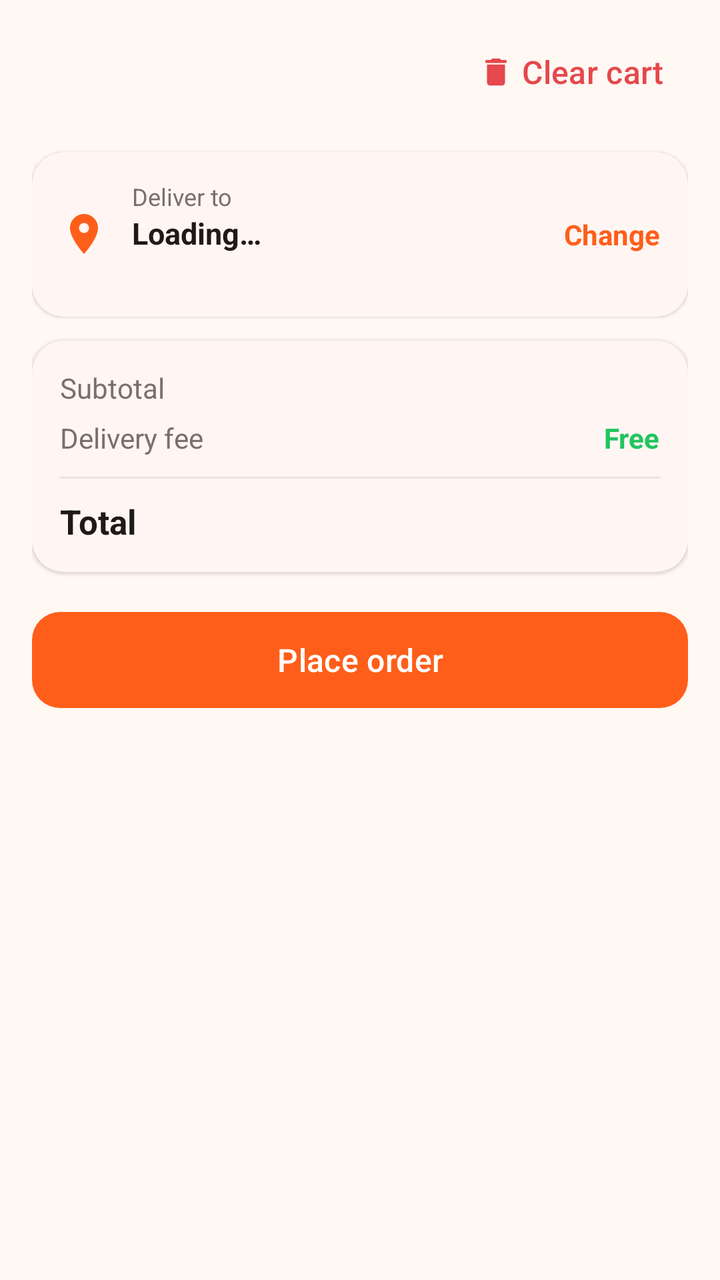
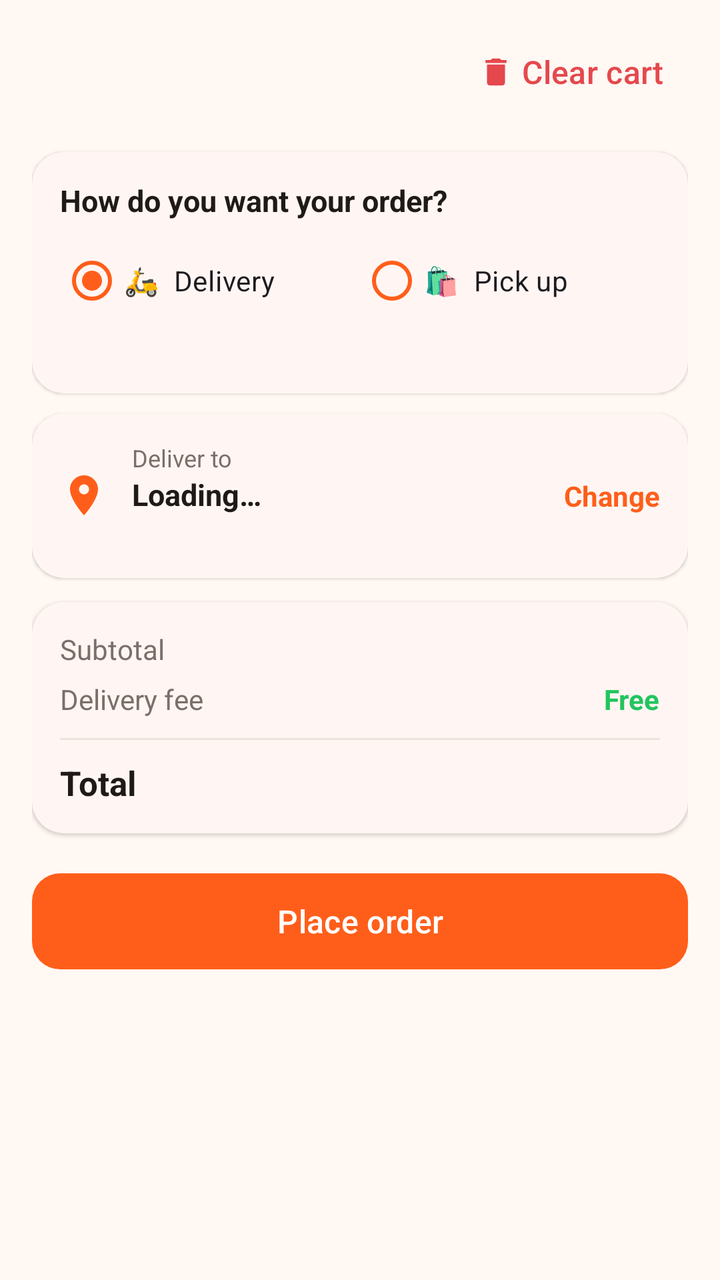

Before-and-after screenshots of an Android layout around one commit, followed by the original layout XML and the change that was made.
<!-- AndroidManifest.xml: application theme AppTheme -->
<!-- res/layout/fragment_cart.xml -->
<?xml version="1.0" encoding="utf-8"?>
<FrameLayout xmlns:android="http://schemas.android.com/apk/res/android"
    xmlns:app="http://schemas.android.com/apk/res-auto"
    android:layout_width="match_parent"
    android:layout_height="match_parent">

    
    <androidx.core.widget.NestedScrollView
        android:id="@+id/cartContent"
        android:layout_width="match_parent"
        android:layout_height="match_parent"
        android:clipToPadding="false"
        android:paddingBottom="16dp">

        <LinearLayout
            android:layout_width="match_parent"
            android:layout_height="wrap_content"
            android:orientation="vertical"
            android:paddingStart="16dp"
            android:paddingTop="12dp"
            android:paddingEnd="16dp">

            <LinearLayout
                android:layout_width="match_parent"
                android:layout_height="wrap_content"
                android:gravity="center_vertical"
                android:orientation="horizontal">

                <LinearLayout
                    android:layout_width="0dp"
                    android:layout_height="wrap_content"
                    android:layout_weight="1"
                    android:orientation="vertical">

                    <TextView
                        android:id="@+id/tvShopName"
                        style="@style/Sufra.SectionTitle"
                        android:layout_width="wrap_content"
                        android:layout_height="wrap_content"
                        android:ellipsize="end"
                        android:maxLines="1" />

                    <TextView
                        android:id="@+id/tvItemCount"
                        android:layout_width="wrap_content"
                        android:layout_height="wrap_content"
                        android:textColor="@color/text_grey"
                        android:textSize="13sp" />
                </LinearLayout>

                <com.google.android.material.button.MaterialButton
                    android:id="@+id/btnClear"
                    style="@style/Widget.Material3.Button.TextButton"
                    android:layout_width="wrap_content"
                    android:layout_height="wrap_content"
                    android:text="Clear cart"
                    android:textColor="@color/brand_red"
                    app:icon="@drawable/ic_delete"
                    app:iconTint="@color/brand_red" />
            </LinearLayout>

            <androidx.recyclerview.widget.RecyclerView
                android:id="@+id/rvCart"
                android:layout_width="match_parent"
                android:layout_height="wrap_content"
                android:layout_marginTop="6dp"
                android:nestedScrollingEnabled="false" />

            
            <com.google.android.material.card.MaterialCardView
                android:id="@+id/cardAddress"
                android:layout_width="match_parent"
                android:layout_height="wrap_content"
                android:layout_marginTop="10dp"
                android:clickable="true"
                android:focusable="true"
                app:cardBackgroundColor="@color/white"
                app:cardCornerRadius="16dp"
                app:cardElevation="1dp"
                app:strokeWidth="0dp">

                <LinearLayout
                    android:layout_width="match_parent"
                    android:layout_height="wrap_content"
                    android:gravity="center_vertical"
                    android:orientation="horizontal"
                    android:padding="14dp">

                    <ImageView
                        android:layout_width="24dp"
                        android:layout_height="24dp"
                        android:contentDescription="Address"
                        android:src="@drawable/ic_location"
                        app:tint="@color/brand_primary" />

                    <LinearLayout
                        android:layout_width="0dp"
                        android:layout_height="wrap_content"
                        android:layout_marginStart="12dp"
                        android:layout_weight="1"
                        android:orientation="vertical">

                        <TextView
                            android:layout_width="wrap_content"
                            android:layout_height="wrap_content"
                            android:text="Deliver to"
                            android:textColor="@color/text_grey"
                            android:textSize="12sp" />

                        <TextView
                            android:id="@+id/tvAddress"
                            android:layout_width="wrap_content"
                            android:layout_height="wrap_content"
                            android:text="Loading…"
                            android:textColor="@color/text_dark"
                            android:textSize="15sp"
                            android:textStyle="bold" />

                        <TextView
                            android:id="@+id/tvPhone"
                            android:layout_width="wrap_content"
                            android:layout_height="wrap_content"
                            android:textColor="@color/text_grey"
                            android:textSize="13sp" />
                    </LinearLayout>

                    <TextView
                        android:layout_width="wrap_content"
                        android:layout_height="wrap_content"
                        android:text="Change"
                        android:textColor="@color/brand_primary"
                        android:textStyle="bold" />
                </LinearLayout>
            </com.google.android.material.card.MaterialCardView>

            
            <com.google.android.material.card.MaterialCardView
                android:layout_width="match_parent"
                android:layout_height="wrap_content"
                android:layout_marginTop="12dp"
                app:cardBackgroundColor="@color/white"
                app:cardCornerRadius="16dp"
                app:cardElevation="1dp"
                app:strokeWidth="0dp">

                <LinearLayout
                    android:layout_width="match_parent"
                    android:layout_height="wrap_content"
                    android:orientation="vertical"
                    android:padding="14dp">

                    <LinearLayout
                        android:layout_width="match_parent"
                        android:layout_height="wrap_content"
                        android:orientation="horizontal">

                        <TextView
                            android:layout_width="0dp"
                            android:layout_height="wrap_content"
                            android:layout_weight="1"
                            android:text="Subtotal"
                            android:textColor="@color/text_grey" />

                        <TextView
                            android:id="@+id/tvSubtotal"
                            android:layout_width="wrap_content"
                            android:layout_height="wrap_content"
                            android:textColor="@color/text_dark" />
                    </LinearLayout>

                    <LinearLayout
                        android:layout_width="match_parent"
                        android:layout_height="wrap_content"
                        android:layout_marginTop="6dp"
                        android:orientation="horizontal">

                        <TextView
                            android:layout_width="0dp"
                            android:layout_height="wrap_content"
                            android:layout_weight="1"
                            android:text="Delivery fee"
                            android:textColor="@color/text_grey" />

                        <TextView
                            android:layout_width="wrap_content"
                            android:layout_height="wrap_content"
                            android:text="Free"
                            android:textColor="@color/brand_green"
                            android:textStyle="bold" />
                    </LinearLayout>

                    <View
                        android:layout_width="match_parent"
                        android:layout_height="1dp"
                        android:layout_marginTop="10dp"
                        android:layout_marginBottom="10dp"
                        android:background="@color/divider" />

                    <LinearLayout
                        android:layout_width="match_parent"
                        android:layout_height="wrap_content"
                        android:orientation="horizontal">

                        <TextView
                            android:layout_width="0dp"
                            android:layout_height="wrap_content"
                            android:layout_weight="1"
                            android:text="Total"
                            android:textColor="@color/text_dark"
                            android:textSize="17sp"
                            android:textStyle="bold" />

                        <TextView
                            android:id="@+id/tvTotal"
                            android:layout_width="wrap_content"
                            android:layout_height="wrap_content"
                            android:textColor="@color/brand_primary"
                            android:textSize="17sp"
                            android:textStyle="bold" />
                    </LinearLayout>
                </LinearLayout>
            </com.google.android.material.card.MaterialCardView>

            <FrameLayout
                android:layout_width="match_parent"
                android:layout_height="wrap_content"
                android:layout_marginTop="16dp">

                <com.google.android.material.button.MaterialButton
                    android:id="@+id/btnPlaceOrder"
                    android:layout_width="match_parent"
                    android:layout_height="wrap_content"
                    android:text="Place order" />

                <com.google.android.material.progressindicator.CircularProgressIndicator
                    android:id="@+id/placeProgress"
                    android:layout_width="wrap_content"
                    android:layout_height="wrap_content"
                    android:layout_gravity="center_vertical|end"
                    android:layout_marginEnd="16dp"
                    android:elevation="8dp"
                    android:indeterminate="true"
                    android:visibility="gone"
                    app:indicatorColor="@color/white"
                    app:indicatorSize="24dp" />
            </FrameLayout>
        </LinearLayout>
    </androidx.core.widget.NestedScrollView>

    
    <LinearLayout
        android:id="@+id/emptyState"
        android:layout_width="match_parent"
        android:layout_height="wrap_content"
        android:layout_gravity="center"
        android:gravity="center"
        android:orientation="vertical"
        android:padding="32dp"
        android:visibility="gone">

        <TextView
            android:layout_width="wrap_content"
            android:layout_height="wrap_content"
            android:text="🛒"
            android:textSize="72sp" />

        <TextView
            style="@style/Sufra.SectionTitle"
            android:layout_width="wrap_content"
            android:layout_height="wrap_content"
            android:layout_marginTop="8dp"
            android:text="Your cart is empty" />

        <TextView
            android:layout_width="wrap_content"
            android:layout_height="wrap_content"
            android:layout_marginTop="4dp"
            android:gravity="center"
            android:text="Open a shop and add something tasty"
            android:textColor="@color/text_grey" />

        <com.google.android.material.button.MaterialButton
            android:id="@+id/btnBrowse"
            android:layout_width="wrap_content"
            android:layout_height="wrap_content"
            android:layout_marginTop="16dp"
            android:paddingStart="28dp"
            android:paddingEnd="28dp"
            android:text="Browse shops" />
    </LinearLayout>
</FrameLayout>
<!-- resources referenced by this layout -->
<resources>
  <color name="brand_green">#22C55E</color>
  <color name="brand_primary">#FF5E1A</color>
  <color name="brand_red">#E5484D</color>
  <color name="divider">#EDE3DC</color>
  <color name="text_dark">#1F1A17</color>
  <color name="text_grey">#7A6F69</color>
  <color name="white">#FFFFFFFF</color>
  <!-- drawable ic_delete (drawable) -->
  <vector xmlns:android="http://schemas.android.com/apk/res/android"
      android:width="24dp"
      android:height="24dp"
      android:viewportWidth="24"
      android:viewportHeight="24"
      android:tint="?attr/colorControlNormal">
      <path
          android:fillColor="@android:color/white"
          android:pathData="M6,19c0,1.1 0.9,2 2,2h8c1.1,0 2,-0.9 2,-2V7H6v12zM19,4h-3.5l-1,-1h-5l-1,1H5v2h14V4z" />
  </vector>
  <!-- drawable ic_location (drawable) -->
  <vector xmlns:android="http://schemas.android.com/apk/res/android"
      android:width="24dp"
      android:height="24dp"
      android:viewportWidth="24"
      android:viewportHeight="24"
      android:tint="?attr/colorControlNormal">
      <path
          android:fillColor="@android:color/white"
          android:pathData="M12,2C8.13,2 5,5.13 5,9c0,5.25 7,13 7,13s7,-7.75 7,-13c0,-3.87 -3.13,-7 -7,-7zM12,11.5c-1.38,0 -2.5,-1.12 -2.5,-2.5s1.12,-2.5 2.5,-2.5 2.5,1.12 2.5,2.5 -1.12,2.5 -2.5,2.5z" />
  </vector>
  <style name="Sufra.SectionTitle" parent="">
          <item name="android:textSize">18sp</item>
          <item name="android:textStyle">bold</item>
          <item name="android:textColor">@color/text_dark</item>
      </style>
  <color name="brand_primary_light">#FFEDE3</color>
  <color name="brand_primary_dark">#E0440A</color>
  <color name="brand_purple">#7B2FF7</color>
  <color name="page_bg">#FFF8F3</color>
  <style name="Widget.Sufra.TextInputLayout" parent="Widget.Material3.TextInputLayout.OutlinedBox">
          <item name="boxCornerRadiusTopStart">14dp</item>
          <item name="boxCornerRadiusTopEnd">14dp</item>
          <item name="boxCornerRadiusBottomStart">14dp</item>
          <item name="boxCornerRadiusBottomEnd">14dp</item>
          <item name="boxStrokeColor">@color/brand_primary</item>
          <item name="startIconTint">@color/brand_primary</item>
          <item name="hintTextColor">@color/brand_primary</item>
      </style>
  <style name="Widget.Sufra.Button" parent="Widget.Material3.Button">
          <item name="cornerRadius">14dp</item>
          <item name="android:minHeight">56dp</item>
          <item name="android:textSize">16sp</item>
          <item name="android:textAllCaps">false</item>
          <item name="android:fontFamily">sans-serif-medium</item>
      </style>
  <!-- unchanged entries left out for length: 1 -->
</resources>

<!-- the commit's change to res/layout/fragment_cart.xml (unified diff, before → after) -->
@@ -68,6 +68,116 @@
 
             
             <com.google.android.material.card.MaterialCardView
+                android:layout_width="match_parent"
+                android:layout_height="wrap_content"
+                android:layout_marginTop="10dp"
+                app:cardBackgroundColor="@color/white"
+                app:cardCornerRadius="16dp"
+                app:cardElevation="1dp"
+                app:strokeWidth="0dp">
+
+                <LinearLayout
+                    android:layout_width="match_parent"
+                    android:layout_height="wrap_content"
+                    android:orientation="vertical"
+                    android:padding="14dp">
+
+                    <TextView
+                        android:layout_width="wrap_content"
+                        android:layout_height="wrap_content"
+                        android:text="How do you want your order?"
+                        android:textColor="@color/text_dark"
+                        android:textSize="15sp"
+                        android:textStyle="bold" />
+
+                    <RadioGroup
+                        android:id="@+id/rgMethod"
+                        android:layout_width="match_parent"
+                        android:layout_height="wrap_content"
+                        android:layout_marginTop="6dp"
+                        android:checkedButton="@+id/rbDelivery"
+                        android:orientation="horizontal">
+
+                        <com.google.android.material.radiobutton.MaterialRadioButton
+                            android:id="@+id/rbDelivery"
+                            android:layout_width="0dp"
+                            android:layout_height="wrap_content"
+                            android:layout_weight="1"
+                            android:text="🛵  Delivery"
+                            app:buttonTint="@color/brand_primary" />
+
+                        <com.google.android.material.radiobutton.MaterialRadioButton
+                            android:id="@+id/rbPickup"
+                            android:layout_width="0dp"
+                            android:layout_height="wrap_content"
+                            android:layout_weight="1"
+                            android:text="🛍️  Pick up"
+                            app:buttonTint="@color/brand_primary" />
+                    </RadioGroup>
+
+                    <TextView
+                        android:id="@+id/tvFeeNote"
+                        android:layout_width="match_parent"
+                        android:layout_height="wrap_content"
+                        android:layout_marginTop="2dp"
+                        android:textColor="@color/text_grey"
+                        android:textSize="12sp" />
+                </LinearLayout>
+            </com.google.android.material.card.MaterialCardView>
+
+            
+            <com.google.android.material.card.MaterialCardView
+                android:id="@+id/cardPickup"
+                android:layout_width="match_parent"
+                android:layout_height="wrap_content"
+                android:layout_marginTop="10dp"
+                android:visibility="gone"
+                app:cardBackgroundColor="@color/white"
+                app:cardCornerRadius="16dp"
+                app:cardElevation="1dp"
+                app:strokeWidth="0dp">
+
+                <LinearLayout
+                    android:layout_width="match_parent"
+                    android:layout_height="wrap_content"
+                    android:gravity="center_vertical"
+                    android:orientation="horizontal"
+                    android:padding="14dp">
+
+                    <ImageView
+                        android:layout_width="24dp"
+                        android:layout_height="24dp"
+                        android:contentDescription="Pick up"
+                        android:src="@drawable/ic_store"
+                        app:tint="@color/brand_primary" />
+
+                    <LinearLayout
+                        android:layout_width="0dp"
+                        android:layout_height="wrap_content"
+                        android:layout_marginStart="12dp"
+                        android:layout_weight="1"
+                        android:orientation="vertical">
+
+                        <TextView
+                            android:layout_width="wrap_content"
+                            android:layout_height="wrap_content"
+                            android:text="Pick up from"
+                            android:textColor="@color/text_grey"
+                            android:textSize="12sp" />
+
+                        <TextView
+                            android:id="@+id/tvPickupInfo"
+                            android:layout_width="wrap_content"
+                            android:layout_height="wrap_content"
+                            android:textColor="@color/text_dark"
+                            android:textSize="15sp"
+                            android:textStyle="bold" />
+                    </LinearLayout>
+                </LinearLayout>
+            </com.google.android.material.card.MaterialCardView>
+
+            
+            <com.google.android.material.card.MaterialCardView
                 android:id="@+id/cardAddress"
                 android:layout_width="match_parent"
                 android:layout_height="wrap_content"
@@ -182,9 +292,38 @@
                             android:textColor="@color/text_grey" />
 
                         <TextView
+                            android:id="@+id/tvDeliveryFee"
                             android:layout_width="wrap_content"
                             android:layout_height="wrap_content"
                             android:text="Free"
+                            android:textColor="@color/brand_green"
+                            android:textStyle="bold" />
+                    </LinearLayout>
+
+                    
+                    <LinearLayout
+                        android:id="@+id/creditRow"
+                        android:layout_width="match_parent"
+                        android:layout_height="wrap_content"
+                        android:layout_marginTop="2dp"
+                        android:gravity="center_vertical"
+                        android:orientation="horizontal"
+                        android:visibility="gone">
+
+                        <com.google.android.material.checkbox.MaterialCheckBox
+                            android:id="@+id/cbUseCredit"
+                            android:layout_width="0dp"
+                            android:layout_height="wrap_content"
+                            android:layout_weight="1"
+                            android:minHeight="48dp"
+                            android:text="Use my credit"
+                            android:textColor="@color/text_grey"
+                            app:buttonTint="@color/brand_primary" />
+
+                        <TextView
+                            android:id="@+id/tvCredit"
+                            android:layout_width="wrap_content"
+                            android:layout_height="wrap_content"
                             android:textColor="@color/brand_green"
                             android:textStyle="bold" />
                     </LinearLayout>
<!-- resource entries referenced after the edit -->
@@ -29,6 +29,17 @@
           android:fillColor="@android:color/white"
           android:pathData="M12,2C8.13,2 5,5.13 5,9c0,5.25 7,13 7,13s7,-7.75 7,-13c0,-3.87 -3.13,-7 -7,-7zM12,11.5c-1.38,0 -2.5,-1.12 -2.5,-2.5s1.12,-2.5 2.5,-2.5 2.5,1.12 2.5,2.5 -1.12,2.5 -2.5,2.5z" />
   </vector>
+  <!-- drawable ic_store (drawable) -->
+  <vector xmlns:android="http://schemas.android.com/apk/res/android"
+      android:width="24dp"
+      android:height="24dp"
+      android:viewportWidth="24"
+      android:viewportHeight="24"
+      android:tint="?attr/colorControlNormal">
+      <path
+          android:fillColor="@android:color/white"
+          android:pathData="M20,4L4,4v2h16L20,4zM21,14v-2l-1,-5L4,7l-1,5v2h1v6h10v-6h4v6h2v-6h1zM12,18L6,18v-4h6v4z" />
+  </vector>
   <style name="Sufra.SectionTitle" parent="">
           <item name="android:textSize">18sp</item>
           <item name="android:textStyle">bold</item>
